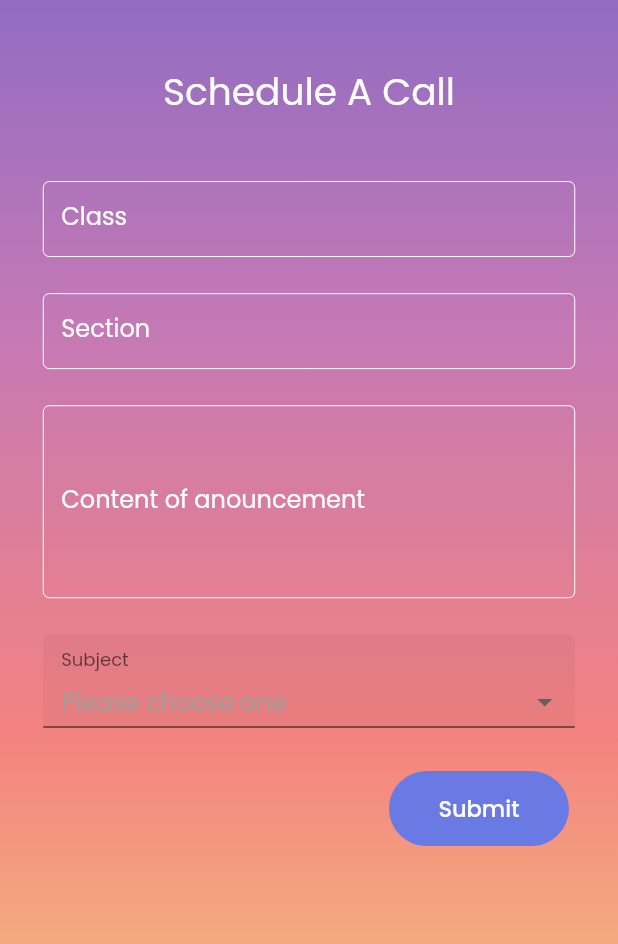
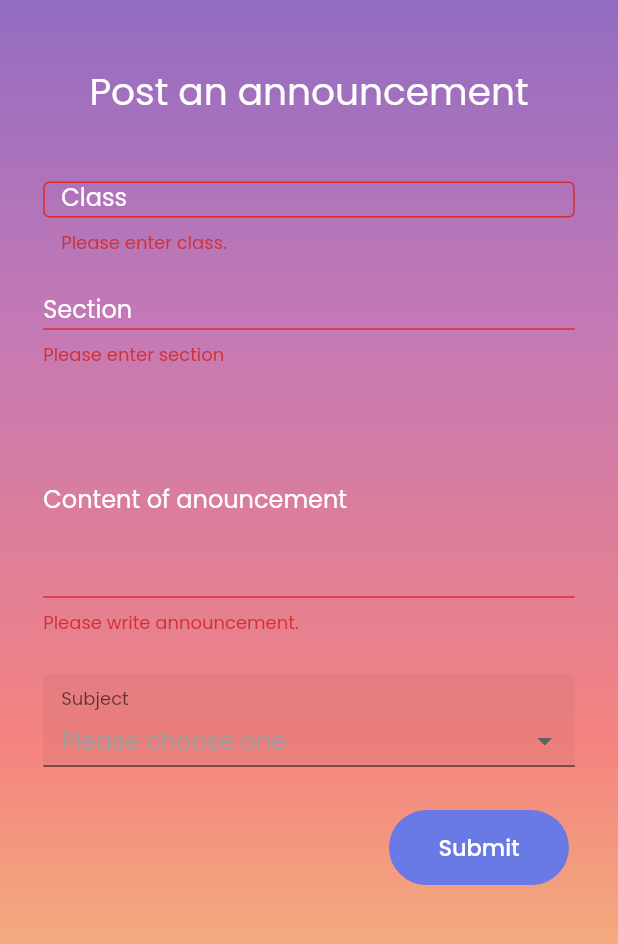
Before and after one commit to IVARA-Application/IV-APP-DEV-TEAM-2, a Flutter app: the MakingAnnouncementPage screen opened directly, after a tap on "Submit", on a phone screen of 412 x 824 dp, the part 84-1028 px from its top. Run offline on Flutter 3.47's test engine with Material 2 defaults, Android fonts, the phone set to English and light mode, and no system bars; drawn by our look-alikes of dropdown_formfield; our stand-ins replace cached_network_image, carousel_pro, carousel_slider, chewie, circular_countdown_timer, cloud_firestore and 14 more; missing offline and left inert: condition, flutter_cached_pdfview, flutter_downloader, flutter_glow; accounts and stored records are empty.

Commit message:
added post an announcement

```diff
--- a/lib/bindings.dart
+++ b/lib/bindings.dart
@@ -1,10 +1,12 @@
 import 'package:get/get.dart';
 import 'package:new_ivara_app/Controllers/authController.dart';
+import 'package:new_ivara_app/Controllers/notificationController.dart';
 
 class InitialBindings extends Bindings {
   @override
   void dependencies() {
     // TODO: implement dependencies
     Get.put(AuthController());
+    Get.put(NotificationController());
   }
 }
--- /dev/null
+++ b/lib/student_screens/student_homepage/ARLabs/arLabs.dart
@@ -0,0 +1,14 @@
+import 'package:flutter/material.dart';
+class ARLabs extends StatefulWidget {
+  @override
+  _ARLabsState createState() => _ARLabsState();
+}
+
+class _ARLabsState extends State<ARLabs> {
+  @override
+  Widget build(BuildContext context) {
+    return Scaffold(
+      appBar: AppBar(),
+    );
+  }
+}
--- a/lib/student_screens/student_homepage/notification/notification.dart
+++ b/lib/student_screens/student_homepage/notification/notification.dart
@@ -1,5 +1,8 @@
 import 'package:flutter/material.dart';
 import 'package:cloud_firestore/cloud_firestore.dart';
+import 'package:get/get.dart';
+import 'package:intl/intl.dart';
+import 'package:new_ivara_app/Controllers/authController.dart';
 
 class StudentNotification extends StatefulWidget {
   @override
@@ -14,8 +17,15 @@ class _StudentNotificationState extends State<StudentNotification> {
 
   List parseData(Map data) {
     List<String> keys = data.keys.toList();
-    keys.sort();
+    var inputFormat = DateFormat('dd-MM-yyyy');
+    keys.sort((a,b){
+      DateTime aDateTime=inputFormat.parse(a);
+      DateTime bDateTime=inputFormat.parse(b);
+      return aDateTime.isAfter(bDateTime)?1:0;
+    });
     List notification = [];
+    print(keys);
+    DateTime dateTime=inputFormat.parse(keys[0]);
 
     for (int i = keys.length - 1; i >= 0; i--) {
       notification.add({'date': keys[i], 'notification': data[keys[i]]});
@@ -25,11 +35,13 @@ class _StudentNotificationState extends State<StudentNotification> {
 
   void getData() async {
     print('getting data');
+    String clasS="Class "+Get.find<AuthController>().clasS;
+    String section="Section "+Get.find<AuthController>().section;
     final data = await firestoreInstance
         .collection('Notification')
         .doc('School Name')
-        .collection('Class 7')
-        .doc('Section A')
+        .collection(clasS)
+        .doc(section)
         .get()
         .then((value) => value.data());
     setState(() {
--- a/lib/teacher_screen/homepage_screens/makingAnnouncement.dart
+++ b/lib/teacher_screen/homepage_screens/makingAnnouncement.dart
@@ -1,6 +1,7 @@
 import 'package:flutter/material.dart';
 import 'package:line_awesome_flutter/line_awesome_flutter.dart';
 import 'package:dropdown_formfield/dropdown_formfield.dart';
+import 'package:new_ivara_app/teacher_screen/homepage_screens/Methods/makingAnnouncementMethods.dart';
 
 class MakingAnnouncementPage extends StatefulWidget {
   static String id = 'MakingAnnouncementPage';
@@ -13,7 +14,10 @@ class _MakingAnnouncementPageState extends State<MakingAnnouncementPage> {
   String _myActivity;
   String _myActivityResult;
   final formKey = new GlobalKey<FormState>();
-
+  TextEditingController classController = TextEditingController();
+  TextEditingController sectionController = TextEditingController();
+  TextEditingController contentController = TextEditingController();
+  String subject;
   @override
   void initState() {
     super.initState();
@@ -25,6 +29,13 @@ class _MakingAnnouncementPageState extends State<MakingAnnouncementPage> {
     var form = formKey.currentState;
     if (form.validate()) {
       form.save();
+      MakingAnnouncementMethods().makeAnnouncement(
+        clasS: classController.text,
+        content: contentController.text,
+        section: sectionController.text,
+        subject: _myActivity,
+        dateTime: DateTime.now(),
+      );
       setState(() {
         _myActivityResult = _myActivity;
       });
@@ -98,16 +109,18 @@ class _MakingAnnouncementPageState extends State<MakingAnnouncementPage> {
                         ),
                       ],
                     ),
-                    Column(
+                    Form(
+                      key: formKey,
+                      child: Column(
                           mainAxisAlignment: MainAxisAlignment.spaceBetween,
                           children: <Widget>[
                             Padding(
                               padding: EdgeInsets.symmetric(
                                   vertical: screenHeight * 0.035),
                               child: Text(
-                              "Schedule A Call",
-                              style:
-                                  TextStyle(fontSize: 25, color: Colors.white),
+                                "Post an announcement",
+                                style: TextStyle(
+                                    fontSize: 25, color: Colors.white),
                               ),
                             ),
                             Padding(
@@ -117,6 +130,7 @@ class _MakingAnnouncementPageState extends State<MakingAnnouncementPage> {
                               child: Container(
                                 height: 50,
                                 child: TextFormField(
+                                  controller: classController,
                                   decoration: InputDecoration(
                                       enabledBorder: const OutlineInputBorder(
                                         borderSide: const BorderSide(
@@ -126,7 +140,8 @@ class _MakingAnnouncementPageState extends State<MakingAnnouncementPage> {
                                           borderSide:
                                               BorderSide(color: Colors.white)),
                                       labelText: 'Class',
-                                    labelStyle: TextStyle(color: Colors.white),
+                                      labelStyle:
+                                          TextStyle(color: Colors.white),
                                       border: OutlineInputBorder(
                                           borderSide: BorderSide())),
                                   validator: (value) {
@@ -145,6 +160,7 @@ class _MakingAnnouncementPageState extends State<MakingAnnouncementPage> {
                               child: Container(
                                 height: 50,
                                 child: TextFormField(
+                                  controller: sectionController,
                                   decoration: InputDecoration(
                                       enabledBorder: const OutlineInputBorder(
                                         borderSide: const BorderSide(
@@ -154,7 +170,8 @@ class _MakingAnnouncementPageState extends State<MakingAnnouncementPage> {
                                           borderSide:
                                               BorderSide(color: Colors.white)),
                                       labelText: 'Section',
-                                    labelStyle: TextStyle(color: Colors.white)),
+                                      labelStyle:
+                                          TextStyle(color: Colors.white)),
                                   validator: (value) {
                                     if (value.isEmpty) {
                                       return 'Please enter section';
@@ -170,6 +187,7 @@ class _MakingAnnouncementPageState extends State<MakingAnnouncementPage> {
                                   horizontal: screenWidth * 0.07),
                               child: Container(
                                 child: TextFormField(
+                                  controller: contentController,
                                   decoration: InputDecoration(
                                       enabledBorder: const OutlineInputBorder(
                                         borderSide: const BorderSide(
@@ -179,7 +197,8 @@ class _MakingAnnouncementPageState extends State<MakingAnnouncementPage> {
                                           borderSide:
                                               BorderSide(color: Colors.white)),
                                       labelText: 'Content of anouncement',
-                                    labelStyle: TextStyle(color: Colors.white)),
+                                      labelStyle:
+                                          TextStyle(color: Colors.white)),
                                   maxLines: 4,
                                   validator: (value) {
                                     if (value.isEmpty) {
@@ -247,7 +266,8 @@ class _MakingAnnouncementPageState extends State<MakingAnnouncementPage> {
                                   // onSurface: Colors.transparent,
                                   primary: Colors.transparent,
                                   shape: RoundedRectangleBorder(
-                                    borderRadius: BorderRadius.circular(30.0)),
+                                      borderRadius:
+                                          BorderRadius.circular(30.0)),
 
                                   padding: EdgeInsets.all(0.0),
                                   shadowColor: Colors.transparent,
@@ -255,7 +275,8 @@ class _MakingAnnouncementPageState extends State<MakingAnnouncementPage> {
                                 child: Ink(
                                   decoration: BoxDecoration(
                                       color: Color(0xFF697AE4),
-                                    borderRadius: BorderRadius.circular(30.0)),
+                                      borderRadius:
+                                          BorderRadius.circular(30.0)),
                                   child: Container(
                                     color: Colors.transparent,
                                     constraints: BoxConstraints(
@@ -272,6 +293,7 @@ class _MakingAnnouncementPageState extends State<MakingAnnouncementPage> {
                               ),
                             ),
                           ]),
+                    ),
                   ],
                 ),
               ),
--- a/pubspec.yaml
+++ b/pubspec.yaml
@@ -49,6 +49,8 @@ dependencies:
   flutter_datetime_picker: ^1.5.0
   circular_countdown_timer: ^0.1.0
   flutter_cached_pdfview: ^0.4.0-nullsafety
+  intl:
+  firebase_messaging:
 
   carousel_slider: ^3.0.0
 
```
Also changed, not shown: lib/Controllers/authController.dart (+23 -7 lines), lib/Controllers/notificationController.dart (added, +24 -0 lines), lib/student_screens/student_homepage/ar/ar_subject.dart (+6 -7 lines), lib/student_screens/student_homepage/ar/ar_topics.dart (+64 -1 lines), lib/student_screens/student_homepage/home.dart (+6 -1 lines), lib/teacher_screen/homepage_screens/Methods/makingAnnouncementMethods.dart (added, +39 -0 lines), pubspec.lock, 3 other files. Lines whose indentation alone changed are shown as unchanged.
